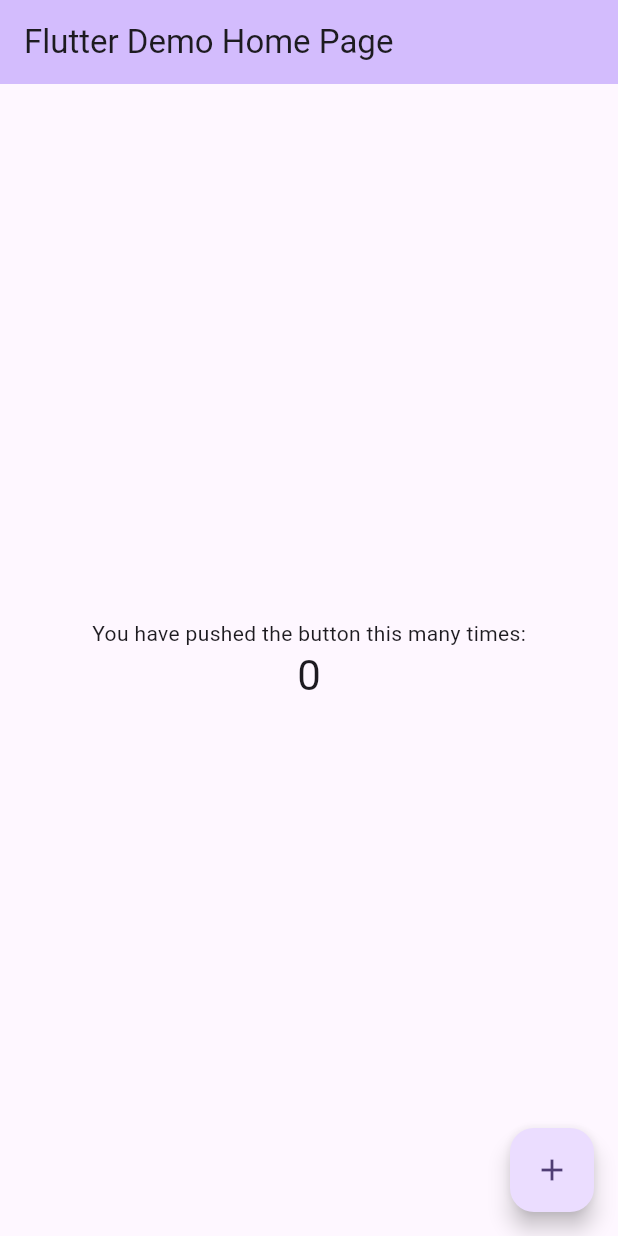
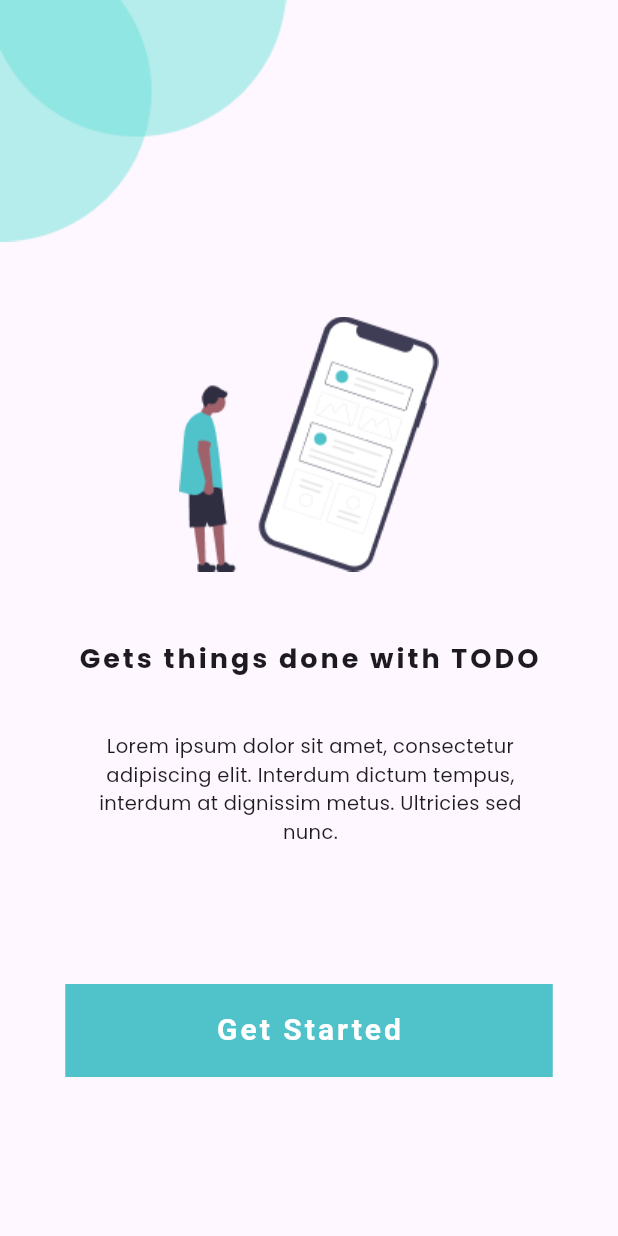
Before and after one commit to mazdon9/todo_app, a Flutter app: the screen it shows after launch, on a phone screen of 412 x 824 dp. Run offline on Flutter 3.47's test engine with Material 3 defaults, Android fonts, the phone set to English and light mode, and no system bars.

Commit message:
message: changes Task01 - Splash Screen

```diff
--- a/lib/main.dart
+++ b/lib/main.dart
@@ -15,79 +15,81 @@ class MyApp extends StatelessWidget {
       theme: ThemeData(
         colorScheme: ColorScheme.fromSeed(seedColor: Colors.deepPurple),
       ),
-      home: const MyHomePage(title: 'Flutter Demo Home Page'),
+      home: todoApp(),
     );
   }
 }
 
-class MyHomePage extends StatefulWidget {
-  const MyHomePage({super.key, required this.title});
-
-  final String title;
-
-  @override
-  State<MyHomePage> createState() => _MyHomePageState();
-}
-
-class _MyHomePageState extends State<MyHomePage> {
-  int _counter = 0;
-
-  void _incrementCounter() {
-    setState(() {
-      _counter++;
-    });
-  }
+class todoApp extends StatelessWidget {
+  const todoApp({super.key});
 
   @override
   Widget build(BuildContext context) {
-    // This method is rerun every time setState is called, for instance as done
-    // by the _incrementCounter method above.
-    //
-    // The Flutter framework has been optimized to make rerunning build methods
-    // fast, so that you can just rebuild anything that needs updating rather
-    // than having to individually change instances of widgets.
     return Scaffold(
-      appBar: AppBar(
-        // TRY THIS: Try changing the color here to a specific color (to
-        // Colors.amber, perhaps?) and trigger a hot reload to see the AppBar
-        // change color while the other colors stay the same.
-        backgroundColor: Theme.of(context).colorScheme.inversePrimary,
-        // Here we take the value from the MyHomePage object that was created by
-        // the App.build method, and use it to set our appbar title.
-        title: Text(widget.title),
+      body: Column(
+        children: [
+          Align(
+            alignment: Alignment.topLeft,
+            child: Image.asset('assets/images/shape.png'),
+          ),
+          SizedBox(height: 50),
+          Container(
+            child: Center(
+              child: Image.asset('assets/images/undraw_mobile_ux_o0e1 1.png'),
+            ),
+          ),
+          SizedBox(height: 45),
+          Center(
+            child: Text(
+              'Gets things done with TODO',
+              style: TextStyle(
+                fontFamily: 'Poppins',
+                fontSize: 18,
+                fontWeight: FontWeight.w600,
+                letterSpacing: 2,
+              ),
+            ),
+          ),
+          SizedBox(height: 36),
+          Padding(
+            padding: const EdgeInsets.only(left: 48.0, right: 46.0),
+            child: Text(
+              'Lorem ipsum dolor sit amet, consectetur adipiscing elit. Interdum dictum tempus, interdum at dignissim metus. Ultricies sed nunc.',
+              textAlign: TextAlign.center, // Canh trái văn bản
+              style: TextStyle(
+                fontFamily: 'Poppins',
+                fontSize: 13,
+                fontWeight: FontWeight.w400,
+              ),
+            ),
+          ),
+          SizedBox(height: 92),
+          GestureDetector(
+            onTap: () {
+              print('Tapping');
+            },
+            child: Container(
+              width: 325,
+              height: 62,
+              decoration: BoxDecoration(color: Color(0xff50C2C9)),
+              child: Center(
+                child: Text(
+                  'Get Started',
+                  style: TextStyle(
+                    color: Colors.white,
+                    fontSize: 20,
+                    letterSpacing: 2,
+                    fontWeight: FontWeight.w600,
+                  ),
+                ),
+              ),
+            ),
+          ),
+          //   Padding(
+          //     padding: const EdgeInsets.only(left: 48.0, right: 46.0),
+          //   ),
+        ],
       ),
-      body: Center(
-        // Center is a layout widget. It takes a single child and positions it
-        // in the middle of the parent.
-        child: Column(
-          // Column is also a layout widget. It takes a list of children and
-          // arranges them vertically. By default, it sizes itself to fit its
-          // children horizontally, and tries to be as tall as its parent.
-          //
-          // Column has various properties to control how it sizes itself and
-          // how it positions its children. Here we use mainAxisAlignment to
-          // center the children vertically; the main axis here is the vertical
-          // axis because Columns are vertical (the cross axis would be
-          // horizontal).
-          //
-          // TRY THIS: Invoke "debug painting" (choose the "Toggle Debug Paint"
-          // action in the IDE, or press "p" in the console), to see the
-          // wireframe for each widget.
-          mainAxisAlignment: MainAxisAlignment.center,
-          children: <Widget>[
-            const Text('You have pushed the button this many times:'),
-            Text(
-              '$_counter',
-              style: Theme.of(context).textTheme.headlineMedium,
-            ),
-          ],
-        ),
-      ),
-      floatingActionButton: FloatingActionButton(
-        onPressed: _incrementCounter,
-        tooltip: 'Increment',
-        child: const Icon(Icons.add),
-      ), // This trailing comma makes auto-formatting nicer for build methods.
     );
   }
 }
```
Also changed, not shown: pubspec.yaml (+22 -10 lines), assets/fonts/Poppins-Bold.ttf (added), assets/fonts/Poppins-Light.ttf (added), assets/fonts/Poppins-Regular.ttf (added), assets/images/shape.png (added), assets/images/undraw_mobile_ux_o0e1 1.png (added).
